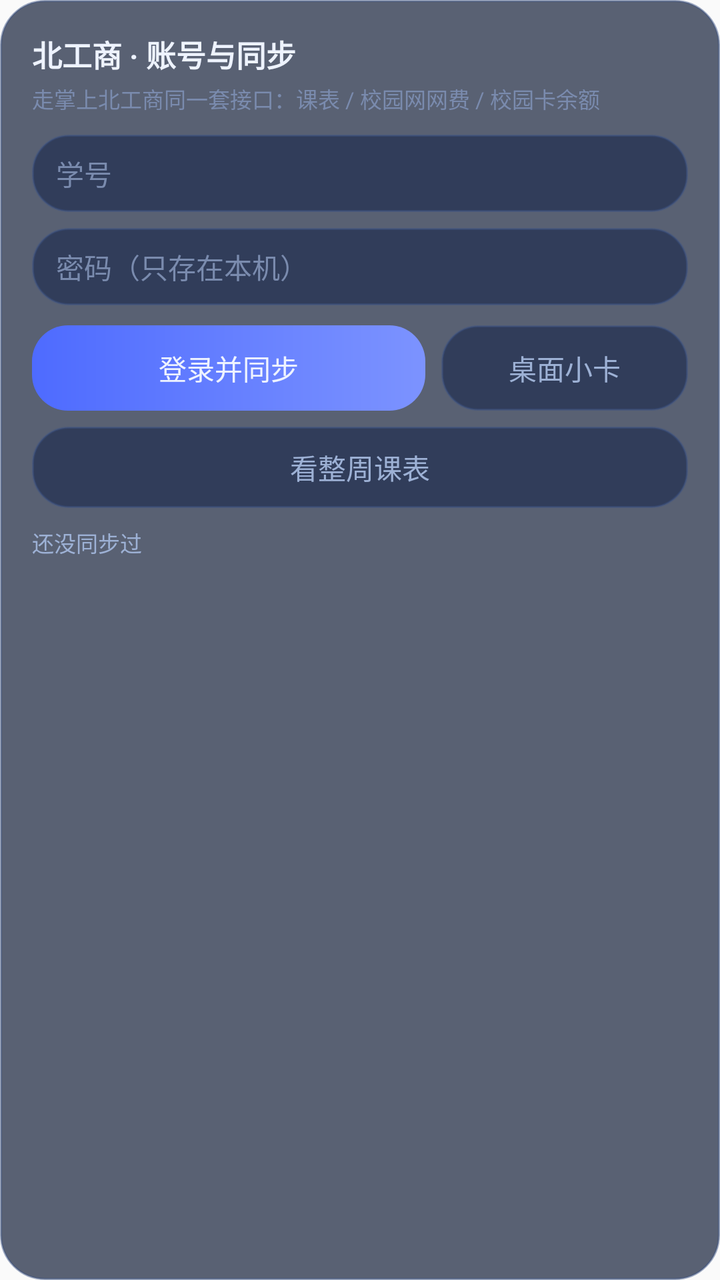
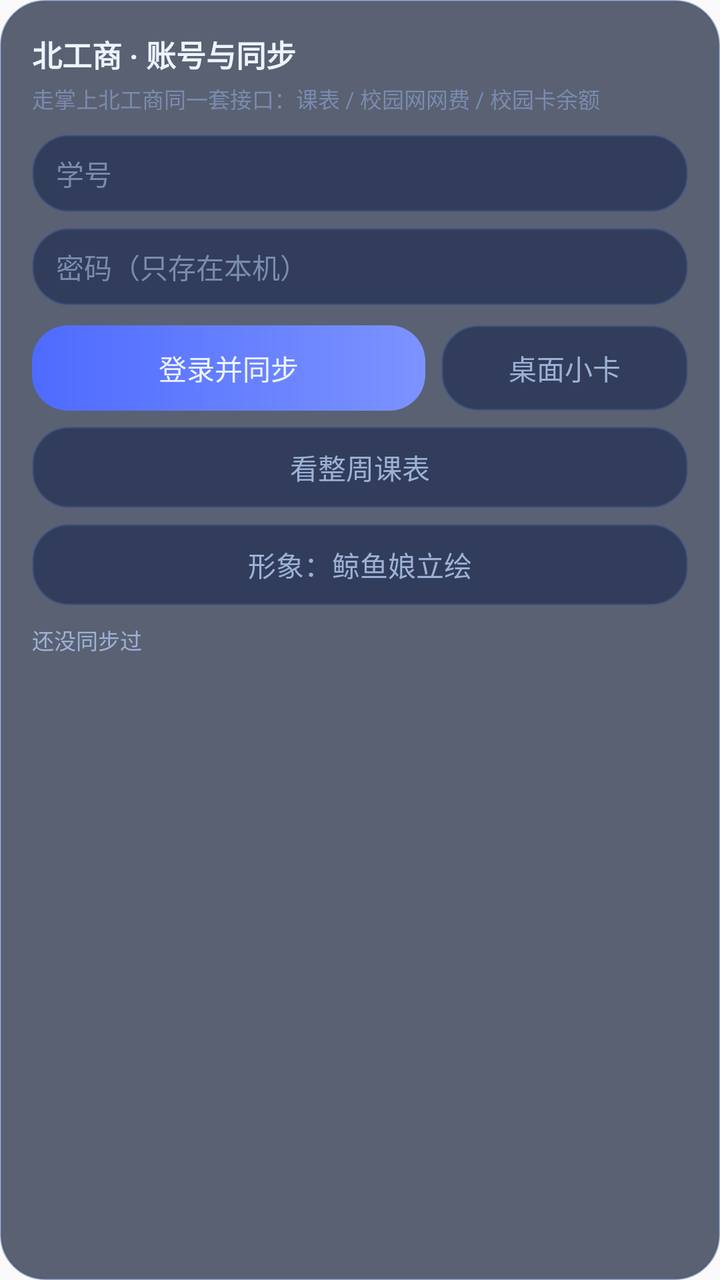

Before-and-after screenshots of an Android layout around one commit, followed by the original layout XML and the change that was made.
<!-- AndroidManifest.xml: application theme android:Theme.Material.Light.NoActionBar -->
<!-- res/layout/card_btbu.xml -->
<?xml version="1.0" encoding="utf-8"?>
<LinearLayout xmlns:android="http://schemas.android.com/apk/res/android"
    android:layout_width="match_parent"
    android:layout_height="wrap_content"
    android:layout_marginTop="18dp"
    android:background="@drawable/bg_card"
    android:orientation="vertical"
    android:padding="16dp">

    <TextView
        android:layout_width="wrap_content"
        android:layout_height="wrap_content"
        android:text="北工商 · 账号与同步"
        android:textColor="@color/text"
        android:textSize="15sp"
        android:textStyle="bold" />

    <TextView
        android:layout_width="wrap_content"
        android:layout_height="wrap_content"
        android:layout_marginTop="3dp"
        android:text="走掌上北工商同一套接口：课表 / 校园网网费 / 校园卡余额"
        android:textColor="@color/text_dim"
        android:textSize="11sp" />

    <EditText
        android:id="@+id/accUser"
        android:layout_width="match_parent"
        android:layout_height="wrap_content"
        android:layout_marginTop="10dp"
        android:background="@drawable/bg_btn_ghost"
        android:hint="学号"
        android:importantForAutofill="no"
        android:inputType="text"
        android:paddingStart="12dp"
        android:paddingTop="9dp"
        android:paddingEnd="12dp"
        android:paddingBottom="9dp"
        android:singleLine="true"
        android:textColor="@color/text"
        android:textColorHint="@color/text_dim"
        android:textSize="14sp" />

    <EditText
        android:id="@+id/accPass"
        android:layout_width="match_parent"
        android:layout_height="wrap_content"
        android:layout_marginTop="8dp"
        android:background="@drawable/bg_btn_ghost"
        android:hint="密码（只存在本机）"
        android:importantForAutofill="no"
        android:inputType="textPassword"
        android:paddingStart="12dp"
        android:paddingTop="9dp"
        android:paddingEnd="12dp"
        android:paddingBottom="9dp"
        android:singleLine="true"
        android:textColor="@color/text"
        android:textColorHint="@color/text_dim"
        android:textSize="14sp" />

    <LinearLayout
        android:layout_width="match_parent"
        android:layout_height="wrap_content"
        android:layout_marginTop="10dp"
        android:orientation="horizontal">

        <TextView
            android:id="@+id/btnBtbuLogin"
            android:layout_width="0dp"
            android:layout_height="wrap_content"
            android:layout_weight="1.6"
            android:background="@drawable/bg_btn_primary"
            android:gravity="center"
            android:paddingTop="11dp"
            android:paddingBottom="11dp"
            android:text="登录并同步"
            android:textColor="@color/text"
            android:textSize="14sp" />

        <TextView
            android:id="@+id/btnBtbuHud"
            android:layout_width="0dp"
            android:layout_height="wrap_content"
            android:layout_marginStart="8dp"
            android:layout_weight="1"
            android:background="@drawable/bg_btn_ghost"
            android:gravity="center"
            android:paddingTop="11dp"
            android:paddingBottom="11dp"
            android:text="桌面小卡"
            android:textColor="@color/text_sub"
            android:textSize="14sp" />
    </LinearLayout>

    <TextView
        android:id="@+id/btnBtbuSchedule"
        android:layout_width="match_parent"
        android:layout_height="wrap_content"
        android:layout_marginTop="8dp"
        android:background="@drawable/bg_btn_ghost"
        android:gravity="center"
        android:paddingTop="10dp"
        android:paddingBottom="10dp"
        android:text="看整周课表"
        android:textColor="@color/text_sub"
        android:textSize="14sp" />

    <TextView
        android:id="@+id/accStatus"
        android:layout_width="match_parent"
        android:layout_height="wrap_content"
        android:layout_marginTop="9dp"
        android:text="还没同步过"
        android:textColor="@color/text_sub"
        android:textSize="11sp" />
</LinearLayout>
<!-- resources referenced by this layout -->
<resources>
  <color name="text">#EEF3FF</color>
  <color name="text_dim">#7A8BAE</color>
  <color name="text_sub">#9DB1D5</color>
  <!-- drawable bg_btn_ghost (drawable) -->
  <?xml version="1.0" encoding="utf-8"?>
  <shape xmlns:android="http://schemas.android.com/apk/res/android" android:shape="rectangle">
      <corners android:radius="18dp" />
      <solid android:color="@color/accent_soft" />
      <stroke android:width="1dp" android:color="@color/card_stroke" />
  </shape>
  <!-- drawable bg_btn_primary (drawable) -->
  <?xml version="1.0" encoding="utf-8"?>
  <shape xmlns:android="http://schemas.android.com/apk/res/android" android:shape="rectangle">
      <corners android:radius="18dp" />
      <gradient
          android:angle="0"
          android:startColor="@color/accent"
          android:endColor="@color/accent_light"
          android:type="linear" />
  </shape>
  <!-- drawable bg_card (drawable) -->
  <?xml version="1.0" encoding="utf-8"?>
  <shape xmlns:android="http://schemas.android.com/apk/res/android" android:shape="rectangle">
      <corners android:radius="22dp" />
      <solid android:color="@color/card" />
      <stroke android:width="1dp" android:color="@color/card_stroke" />
  </shape>
  <color name="accent_soft">#A61D2A4D</color>
  <color name="card_stroke">#7A3C5385</color>
  <color name="accent">#4E6BFF</color>
  <color name="accent_light">#7C93FF</color>
  <color name="card">#B316223B</color>
</resources>

<!-- the commit's change to res/layout/card_btbu.xml (unified diff, before → after) -->
@@ -107,6 +107,19 @@
         android:textSize="14sp" />
 
     <TextView
+        android:id="@+id/btnBtbuImage"
+        android:layout_width="match_parent"
+        android:layout_height="wrap_content"
+        android:layout_marginTop="8dp"
+        android:background="@drawable/bg_btn_ghost"
+        android:gravity="center"
+        android:paddingTop="10dp"
+        android:paddingBottom="10dp"
+        android:text="形象：鲸鱼娘立绘"
+        android:textColor="@color/text_sub"
+        android:textSize="14sp" />
+
+    <TextView
         android:id="@+id/accStatus"
         android:layout_width="match_parent"
         android:layout_height="wrap_content"
